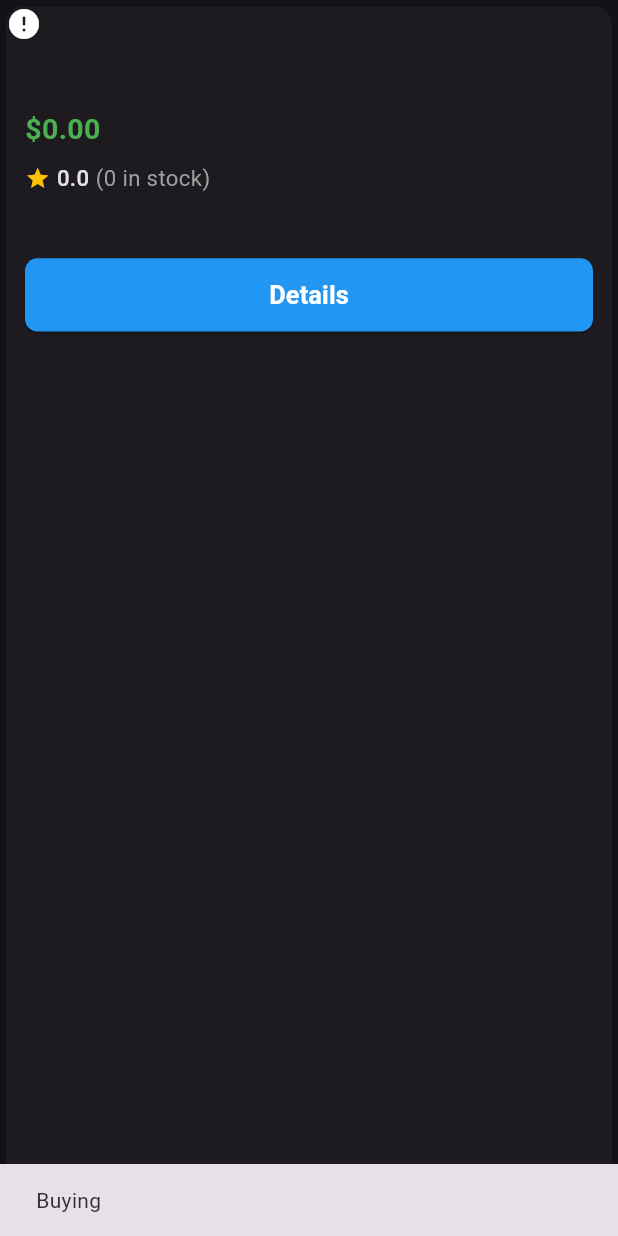
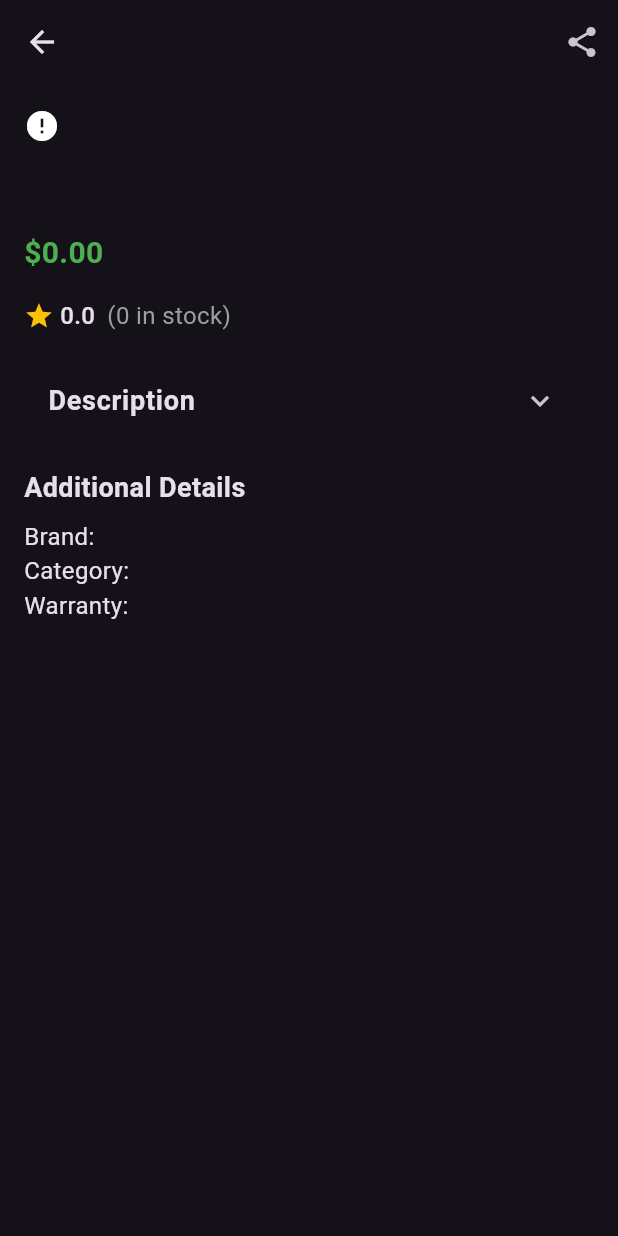
Before and after one commit to marcolous/Flutter-StepX-Task, a Flutter app: the ProductItem widget shown alone on an empty page, opened directly with empty values, after a tap on "Details", on a phone screen of 412 x 824 dp. Run offline on Flutter 3.47's test engine with Material 3 defaults, Android fonts, the phone set to English and light mode, and no system bars; our stand-ins replace dio, flutter_bloc, flutter_screenutil, fluttertoast, freezed_annotation, pull_to_refresh and 1 more; network calls fail.

Commit message:
Add product detail screen with sharing functionality and update dependencies

```diff
--- /dev/null
+++ b/lib/views/product_details.dart
@@ -0,0 +1,148 @@
+import 'package:flutter/material.dart';
+import 'package:share_plus/share_plus.dart';
+import 'package:url_launcher/url_launcher.dart';
+import 'package:stepx_task/models/product_model.dart';
+
+class ProductDetailScreen extends StatefulWidget {
+  final ProductModel product;
+
+  const ProductDetailScreen({super.key, required this.product});
+
+  @override
+  State<ProductDetailScreen> createState() => _ProductDetailScreenState();
+}
+
+class _ProductDetailScreenState extends State<ProductDetailScreen> {
+  bool isDescriptionExpanded = false;
+
+  void _shareProduct(BuildContext context) {
+    final String shareText =
+        'Check out this product: ${widget.product.title}\n\n'
+        'Price: \$${widget.product.price}\n'
+        'Description: ${widget.product.description}\n'
+        'Rating: ${widget.product.rating}\n'
+        'Stock: ${widget.product.stock}\n'
+        'Link: ${widget.product.meta!.qrCode ?? ''}';
+
+    Share.share(shareText, subject: "Check out this product");
+  }
+
+  @override
+  Widget build(BuildContext context) {
+    return Scaffold(
+      appBar: AppBar(
+        title: Text(widget.product.title ?? 'Product Details'),
+        actions: [
+          IconButton(
+            icon: const Icon(Icons.share),
+            onPressed: () => _shareProduct(context),
+          ),
+        ],
+      ),
+      body: SingleChildScrollView(
+        padding: const EdgeInsets.all(16),
+        child: Column(
+          crossAxisAlignment: CrossAxisAlignment.start,
+          children: [
+            ClipRRect(
+              borderRadius: BorderRadius.circular(12),
+              child: Image.network(
+                widget.product.thumbnail ?? '',
+                height: 250,
+                width: double.infinity,
+                fit: BoxFit.cover,
+                errorBuilder: (context, error, stackTrace) =>
+                    const Icon(Icons.error),
+              ),
+            ),
+            const SizedBox(height: 16),
+            Text(
+              widget.product.title ?? 'No Title',
+              style: const TextStyle(
+                fontSize: 24,
+                fontWeight: FontWeight.bold,
+              ),
+            ),
+            const SizedBox(height: 8),
+            Text(
+              '\$${widget.product.price?.toStringAsFixed(2) ?? '0.00'}',
+              style: const TextStyle(
+                fontSize: 20,
+                fontWeight: FontWeight.bold,
+                color: Colors.green,
+              ),
+            ),
+            const SizedBox(height: 16),
+            Row(
+              children: [
+                const Icon(Icons.star, color: Colors.amber, size: 20),
+                const SizedBox(width: 4),
+                Text(
+                  widget.product.rating?.toStringAsFixed(1) ?? '0.0',
+                  style: const TextStyle(
+                    fontSize: 16,
+                    fontWeight: FontWeight.w500,
+                  ),
+                ),
+                const SizedBox(width: 8),
+                Text(
+                  '(${widget.product.stock ?? 0} in stock)',
+                  style: const TextStyle(
+                    fontSize: 16,
+                    color: Colors.grey,
+                  ),
+                ),
+              ],
+            ),
+            const SizedBox(height: 16),
+            ExpansionTile(
+              title: const Text(
+                'Description',
+                style: TextStyle(
+                  fontSize: 18,
+                  fontWeight: FontWeight.bold,
+                ),
+              ),
+              initiallyExpanded: isDescriptionExpanded,
+              onExpansionChanged: (expanded) {
+                setState(() {
+                  isDescriptionExpanded = expanded;
+                });
+              },
+              children: [
+                Padding(
+                  padding: const EdgeInsets.all(16),
+                  child: Text(
+                    widget.product.description ?? 'No description available',
+                    style: const TextStyle(fontSize: 16),
+                  ),
+                ),
+              ],
+            ),
+            const SizedBox(height: 16),
+            const Text(
+              'Additional Details',
+              style: TextStyle(
+                fontSize: 18,
+                fontWeight: FontWeight.bold,
+              ),
+            ),
+            const SizedBox(height: 8),
+            Text(
+              'Brand: ${widget.product.brand ?? 'N/A'}',
+              style: const TextStyle(fontSize: 16),
+            ),
+            Text(
+              'Category: ${widget.product.category ?? 'N/A'}',
+              style: const TextStyle(fontSize: 16),
+            ),
+            Text(
+              'Warranty: ${widget.product.warrantyInformation ?? 'N/A'}',
+              style: const TextStyle(fontSize: 16),
+            ),
+          ],
+        ),
+      ),
+    );
+  }
+}
--- a/lib/views/product_list.dart
+++ b/lib/views/product_list.dart
@@ -4,6 +4,7 @@ import 'package:flutter_screenutil/flutter_screenutil.dart';
 import 'package:pull_to_refresh/pull_to_refresh.dart';
 import 'package:stepx_task/models/product_model.dart';
 import 'package:stepx_task/views/manager/product_cubit.dart';
+import 'package:stepx_task/views/product_details.dart';
 
 class ProductListScreen extends StatelessWidget {
   final RefreshController _refreshController = RefreshController();
@@ -125,9 +126,12 @@ class ProductItem extends StatelessWidget {
                     width: double.infinity,
                     child: ElevatedButton(
                       onPressed: () {
-                        ScaffoldMessenger.of(context).showSnackBar(
-                          SnackBar(content: Text('Buying ${product.title}')),
-                        );
+                        Navigator.push(
+                            context,
+                            MaterialPageRoute(
+                              builder: (context) =>
+                                  ProductDetailScreen(product: product),
+                            ));
                       },
                       style: ElevatedButton.styleFrom(
                         backgroundColor: Colors.blue,
--- a/pubspec.yaml
+++ b/pubspec.yaml
@@ -41,6 +41,8 @@ dependencies:
   json_annotation: ^4.9.0
   json_serializable: 6.8.0
   pull_to_refresh: ^2.0.0
+  share_plus: ^10.1.4
+  url_launcher: ^6.3.1
 
 dev_dependencies:
   flutter_lints: ^3.0.0
```
Also changed, not shown: pubspec.lock, 6 other files.
